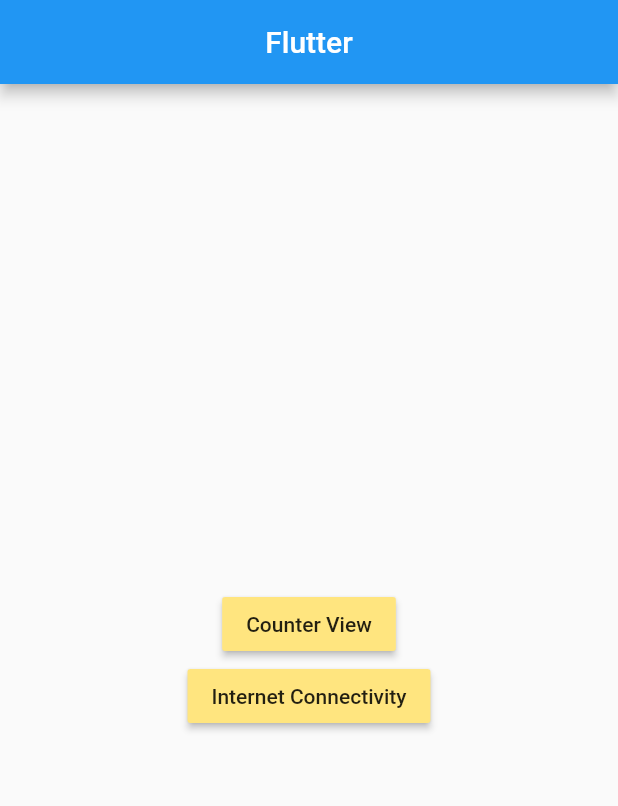
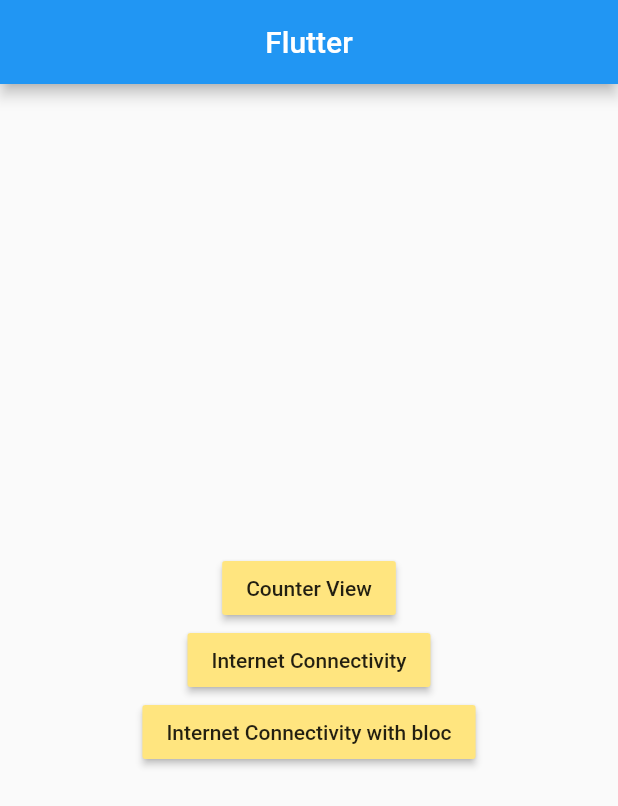
Before and after one commit to MuhammadiHadi/bloc_stat, a Flutter app: the screen it shows after launch, on a phone screen of 412 x 824 dp. Shown: the top 806 px of the screen. Run offline on Flutter 3.47's test engine with Material 2 defaults, Android fonts, the phone set to English and light mode, and no system bars; our stand-ins replace bloc, connectivity_plus, equatable, flutter_bloc, fluttertoast.

Commit message:
internet connectivity with bloc commit

```diff
--- /dev/null
+++ b/lib/bloc/internet_connectivity_bloc/internet_connectivity_bloc.dart
@@ -0,0 +1,26 @@
+import 'dart:async';
+
+import 'package:bloc/bloc.dart';
+import 'package:connectivity_plus/connectivity_plus.dart';
+import 'package:equatable/equatable.dart';
+
+part 'internet_connectivity_event.dart';
+part 'internet_connectivity_state.dart';
+
+class InternetConnectivityBloc
+    extends Bloc<InternetConnectivityEvent, InternetConnectivityState> {
+  InternetConnectivityBloc() : super(InternetConnectivityInitial()) {
+    Connectivity connectivity = Connectivity();
+
+    on<InternetLost>((event, emit) => emit(InternetLostState()));
+    on<InternetGain>((event, emit) => emit(InternetGainState()));
+
+    connectivity.onConnectivityChanged.listen((Result) {
+      if (Result == ConnectivityResult.mobile ||
+          Result == ConnectivityResult.wifi) {
+        add(InternetGain());
+      } else
+        add(InternetLost());
+    });
+  }
+}
--- /dev/null
+++ b/lib/bloc/internet_connectivity_bloc/internet_connectivity_event.dart
@@ -0,0 +1,17 @@
+part of 'internet_connectivity_bloc.dart';
+
+abstract class InternetConnectivityEvent extends Equatable {
+  const InternetConnectivityEvent();
+}
+
+class InternetLost extends InternetConnectivityEvent {
+  @override
+  // TODO: implement props
+  List<Object?> get props => throw UnimplementedError();
+}
+
+class InternetGain extends InternetConnectivityEvent {
+  @override
+  // TODO: implement props
+  List<Object?> get props => throw UnimplementedError();
+}
--- /dev/null
+++ b/lib/bloc/internet_connectivity_bloc/internet_connectivity_state.dart
@@ -0,0 +1,22 @@
+part of 'internet_connectivity_bloc.dart';
+
+abstract class InternetConnectivityState extends Equatable {
+  const InternetConnectivityState();
+}
+
+class InternetConnectivityInitial extends InternetConnectivityState {
+  @override
+  List<Object> get props => [];
+}
+
+class InternetLostState extends InternetConnectivityState {
+  @override
+  // TODO: implement props
+  List<Object?> get props => [];
+}
+
+class InternetGainState extends InternetConnectivityState {
+  @override
+  // TODO: implement props
+  List<Object?> get props => [];
+}
--- a/lib/main.dart
+++ b/lib/main.dart
@@ -1,4 +1,5 @@
 import 'package:bloc_stat/bloc/counter_bloc.dart';
+import 'package:bloc_stat/bloc/internet_connectivity_bloc/internet_connectivity_bloc.dart';
 import 'package:bloc_stat/route/app_route.dart';
 import 'package:bloc_stat/route/route_navigation.dart';
 import 'package:flutter/material.dart';
@@ -17,6 +18,7 @@
     return MultiBlocProvider(
         providers: [
           BlocProvider(create: (_) => CounterBloc()),
+          BlocProvider(create: (_) => InternetConnectivityBloc()),
         ],
         child: MaterialApp(
           title: 'Flutter Demo',
--- a/lib/route/app_route.dart
+++ b/lib/route/app_route.dart
@@ -2,4 +2,5 @@
   static const String CounterView = 'count';
   static const String HomeView = 'home';
   static const String InternetConnectivity = 'connectivity';
+  static const String BlocConnectivity = 'connected';
 }
--- a/lib/route/route_navigation.dart
+++ b/lib/route/route_navigation.dart
@@ -1,4 +1,5 @@
 import 'package:bloc_stat/view/CounterView.dart';
+import 'package:bloc_stat/view/bloc_connectivity.dart';
 import 'package:bloc_stat/view/home_view.dart';
 import 'package:bloc_stat/view/internet_connectivity.dart';
 import 'package:flutter/material.dart';
@@ -13,7 +14,9 @@
       case AppRoute.CounterView:
         return MaterialPageRoute(builder: (_) => CounterView());
       case AppRoute.InternetConnectivity:
-        return MaterialPageRoute(builder: (_) => InternetConnectivity());
+        return MaterialPageRoute(builder: (_) => InternetConnectvity());
+      case AppRoute.BlocConnectivity:
+        return MaterialPageRoute(builder: (_) => BlocConnectivity());
 
       default:
         return MaterialPageRoute(builder: (_) {
--- a/lib/view/home_view.dart
+++ b/lib/view/home_view.dart
@@ -36,6 +36,12 @@
                 onPressed: () {
                   Navigator.pushNamed(context, 'connectivity');
                 }),
+            MaterialButton(
+                color: Colors.amberAccent[100],
+                child: Text("Internet Connectivity with bloc"),
+                onPressed: () {
+                  Navigator.pushNamed(context, 'connected');
+                }),
           ],
         ),
       ),
```
Also changed, not shown: lib/view/bloc_connectivity.dart (added, +40 -0 lines), lib/view/internet_connectivity.dart (+16 -13 lines).
